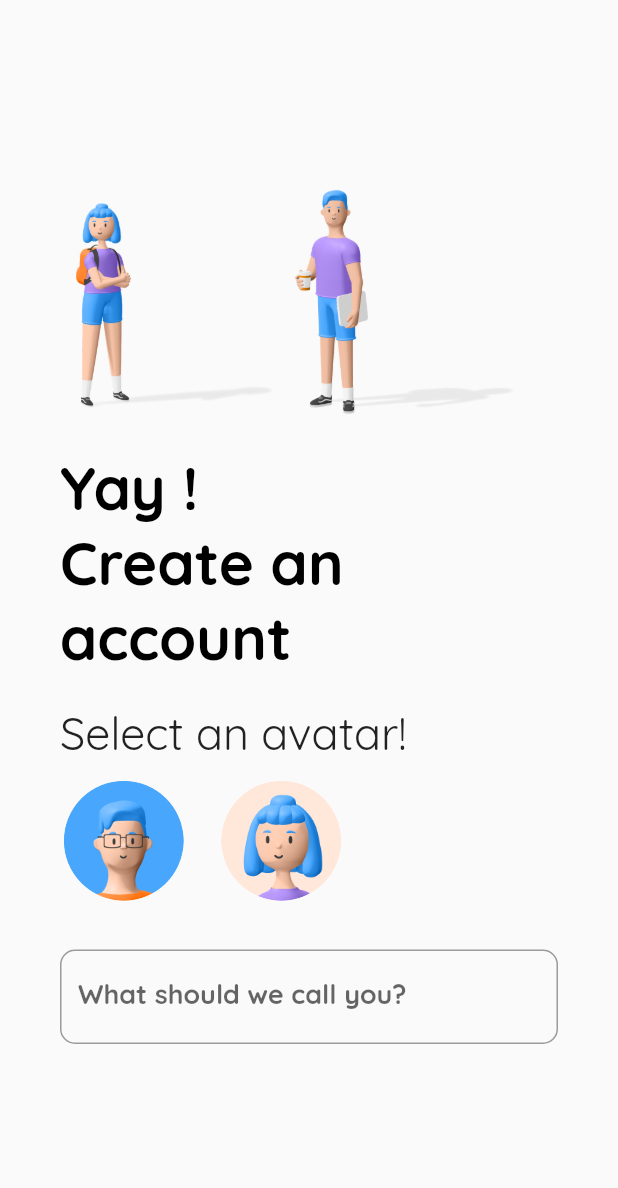
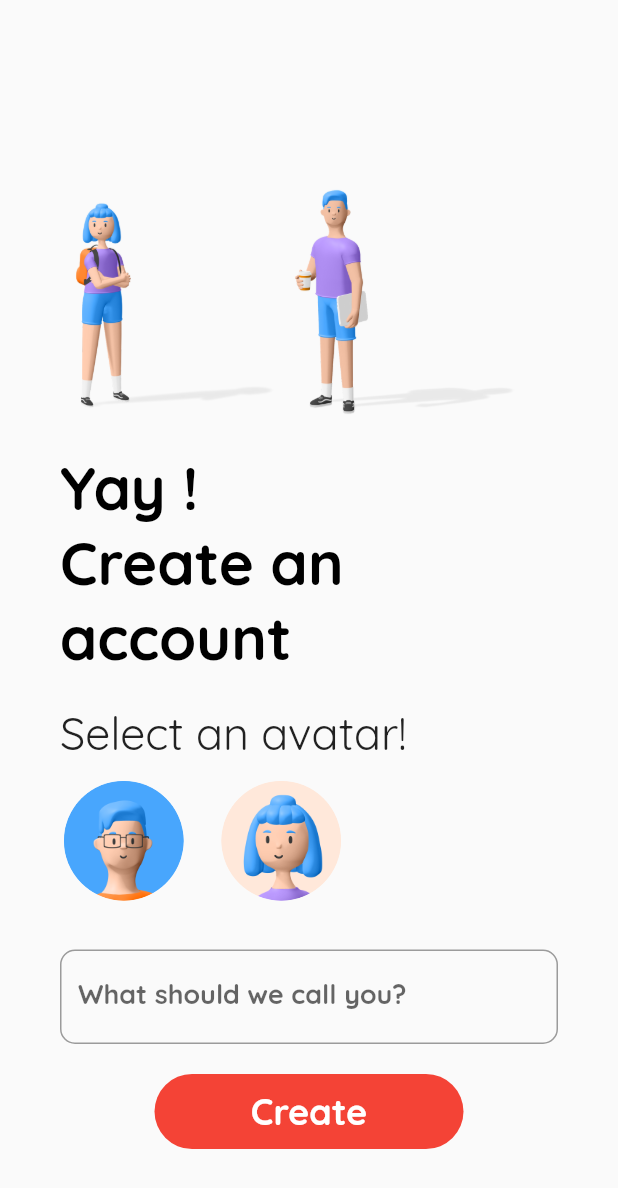
Before and after one commit to xybercommander/Raman-Effect, a Flutter app: the SignUp screen opened directly, on a phone screen of 412 x 824 dp. Shown: the top 1188 px of the screen. Run offline on Flutter 3.47's test engine with Material 2 defaults, Android fonts, the phone set to English and light mode, and no system bars; our stand-ins replace page_transition, shared_preferences; accounts and stored records are empty.

Commit message:
finished account creation

```diff
--- /dev/null
+++ b/lib/constants/constants.dart
@@ -0,0 +1,4 @@
+class Constants {
+  static String name = '';
+  static int avatar = 0;
+}
--- a/lib/main.dart
+++ b/lib/main.dart
@@ -1,5 +1,6 @@
 import 'package:flutter/material.dart';
-import 'package:hoohack_demo/SignInPages/sign_up.dart';
+import 'package:hoohack_demo/screens/sign_up.dart';
+import 'package:hoohack_demo/screens/splashscreen.dart';
 import 'package:page_transition/page_transition.dart';
 
 void main() {
@@ -16,7 +17,7 @@ class MyApp extends StatelessWidget {
         primarySwatch: Colors.red,
         fontFamily: 'Quicksand'
       ),
-      home: SignUp(),
+      home: SplashScreen(),
     );
   }
 }
--- a/lib/SignInPages/sign_up.dart
+++ b/lib/screens/sign_up.dart
@@ -1,4 +1,7 @@
 import 'package:flutter/material.dart';
+import 'package:hoohack_demo/constants/constants.dart';
+import 'package:hoohack_demo/helper/sharedpreferences.dart';
+import 'package:hoohack_demo/screens/mainPage.dart';
 import 'package:page_transition/page_transition.dart';
 
 class SignUp extends StatefulWidget {
@@ -8,8 +11,36 @@ class SignUp extends StatefulWidget {
 
 class _SignUpState extends State<SignUp> {
   TextEditingController _nameTextEditingController = TextEditingController();
+  int avatarSelector = 0; // 1 - Boy, 2 - Girl
+  // bool loggedIn = true;
 
-  int avatarSelector = 0; // 1 - Boy, 2 - Girl
+  // getLoggedInState() async {
+  //   bool temp = await SharedPref.getLoggedInSharedPreference();
+  //   setState(() {
+  //     loggedIn = temp;
+  //   });
+  //   print(loggedIn);
+  // }
+
+  @override
+  void initState() {
+    super.initState();
+  }
+
+
+  signUp() {
+    Constants.name = _nameTextEditingController.text;
+    Constants.avatar = avatarSelector;
+    SharedPref.saveAvatarSharedPreference(avatarSelector);
+    SharedPref.saveNameSharedPreference(_nameTextEditingController.text);
+    SharedPref.saveLoggedInSharedPreference(true);
+
+    Navigator.pushReplacement(context, PageTransition(
+      child: MainPage(),
+      type: PageTransitionType.bottomToTop
+    ));
+  }
+
 
   @override
   Widget build(BuildContext context) {
@@ -103,6 +134,19 @@ class _SignUpState extends State<SignUp> {
                   border: OutlineInputBorder(borderRadius: BorderRadius.circular(10))
                 ),
               ),
+              SizedBox(height: 20,),
+              Align(
+                alignment: Alignment.center,
+              // ignore: deprecated_member_use
+                child: FlatButton(
+                  onPressed: () => signUp(),
+                  child: Text('Create', style: TextStyle(color: Colors.white, fontWeight: FontWeight.bold, fontSize: 24),),
+                  color: Colors.red,
+                  shape: StadiumBorder(),
+                  minWidth: MediaQuery.of(context).size.width / 2,
+                  height: 50,
+                ),
+              )
             ],
           ),
         ),
```
Also changed, not shown: lib/helper/sharedpreferences.dart (added, +42 -0 lines), lib/screens/mainPage.dart (added, +12 -0 lines), lib/screens/splashscreen.dart (added, +51 -0 lines).
